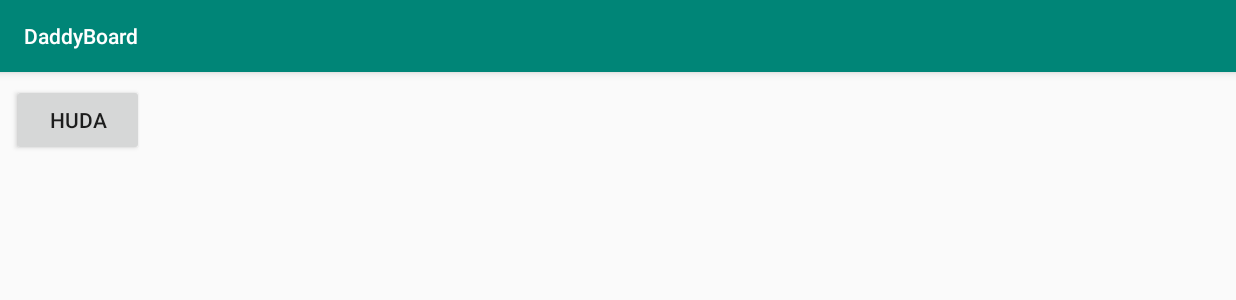
After one commit to DaddyPool/DaddyBoard, an Android app: the Setting screen opened directly, with no data from a screen before it, on a phone screen of 824 x 412 dp (held sideways). The commit adds this screen. Shown: the top 300 px of the screen. Run offline under Robolectric (Android 15) with nearby library versions, the phone set to English and light mode, and no system bars.

Commit message:
デザイン下書き　メインページ　設定ページ

```diff
--- /dev/null
+++ b/app/src/main/java/com/daddypooldev/daddyboard/Setting.java
@@ -0,0 +1,13 @@
+package com.daddypooldev.daddyboard;
+
+import android.os.Bundle;
+import android.support.v7.app.AppCompatActivity;
+
+public class Setting extends AppCompatActivity {
+    @Override
+    protected void onCreate(Bundle savedInstanceState) {
+        super.onCreate(savedInstanceState);
+        setContentView(R.layout.setting);
+
+    }
+}
--- /dev/null
+++ b/app/src/main/res/layout/setting.xml
@@ -0,0 +1,19 @@
+<?xml version="1.0" encoding="utf-8"?>
+<android.support.constraint.ConstraintLayout xmlns:android="http://schemas.android.com/apk/res/android"
+    xmlns:app="http://schemas.android.com/apk/res-auto"
+    xmlns:tools="http://schemas.android.com/tools"
+    android:id="@+id/container"
+    android:layout_width="match_parent"
+    android:layout_height="match_parent"
+    tools:context=".Setting">
+
+    <Button
+        android:id="@+id/button8"
+        android:layout_width="wrap_content"
+        android:layout_height="wrap_content"
+        android:layout_marginStart="8dp"
+        android:layout_marginTop="8dp"
+        android:text="huda"
+        app:layout_constraintStart_toStartOf="parent"
+        app:layout_constraintTop_toTopOf="parent" />
+</android.support.constraint.ConstraintLayout>
```
Also changed, not shown: app/src/main/AndroidManifest.xml (+7 -1 lines), app/src/main/res/layout/activity_main.xml (+76 -4 lines).
